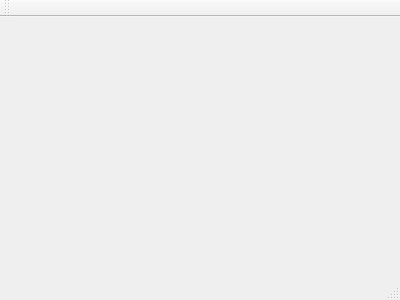
Old version of the form mainwindow.ui in the repository mre11/sprite-editor.
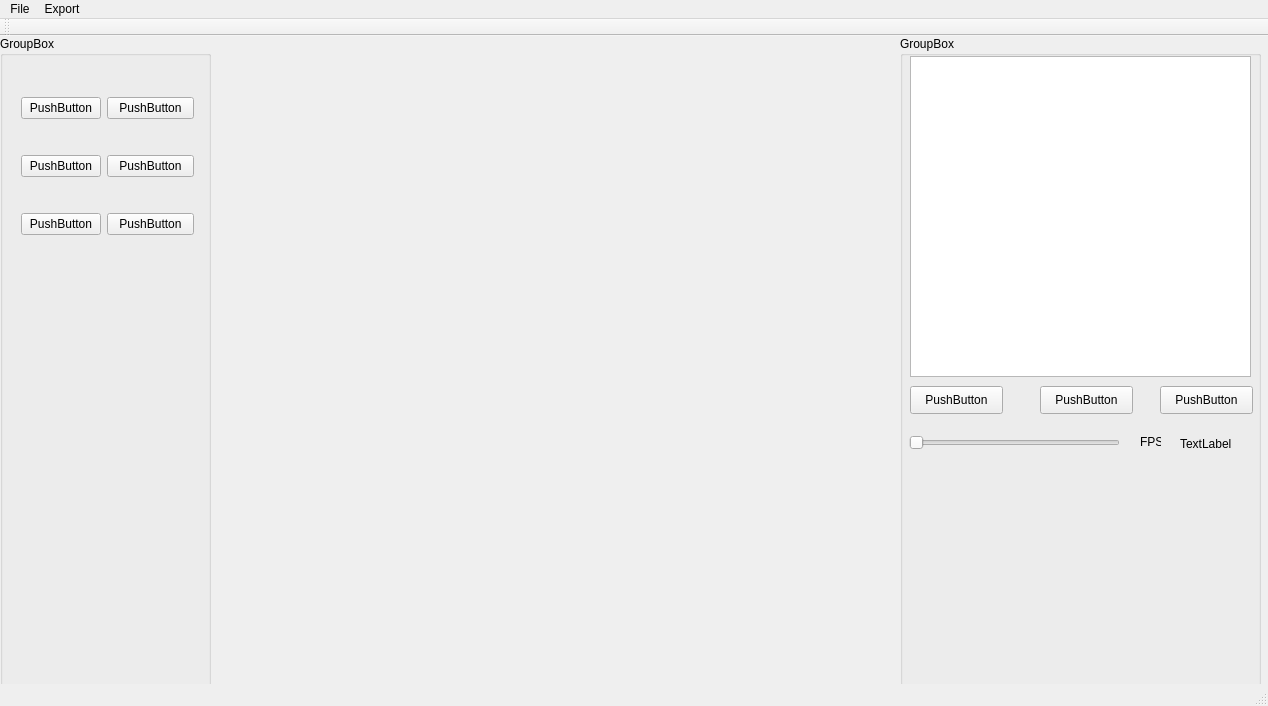
New version of the form.

Commit message: basic gui implementation

The edit to the form file:
```diff
--- a/mainwindow.ui
+++ b/mainwindow.ui
@@ -1,24 +1,250 @@
 <ui version="4.0">
  <class>MainWindow</class>
- <widget class="QMainWindow" name="MainWindow" >
-  <property name="geometry" >
+ <widget class="QMainWindow" name="MainWindow">
+  <property name="geometry">
    <rect>
     <x>0</x>
     <y>0</y>
-    <width>400</width>
-    <height>300</height>
+    <width>1268</width>
+    <height>706</height>
    </rect>
   </property>
   <property name="windowTitle" >
    <string>MainWindow</string>
   </property>
-  <widget class="QMenuBar" name="menuBar" />
-  <widget class="QToolBar" name="mainToolBar" />
-  <widget class="QWidget" name="centralWidget" />
-  <widget class="QStatusBar" name="statusBar" />
+  <widget class="QWidget" name="centralWidget">
+   <widget class="QGroupBox" name="groupBox">
+    <property name="geometry">
+     <rect>
+      <x>0</x>
+      <y>0</y>
+      <width>211</width>
+      <height>661</height>
+     </rect>
+    </property>
+    <property name="title">
+     <string>GroupBox</string>
+    </property>
+    <widget class="QWidget" name="gridLayoutWidget">
+     <property name="geometry">
+      <rect>
+       <x>10</x>
+       <y>20</y>
+       <width>195</width>
+       <height>221</height>
+      </rect>
+     </property>
+     <layout class="QGridLayout" name="gridLayout">
+      <item row="2" column="0">
+       <widget class="QPushButton" name="pushButton_5">
+        <property name="sizePolicy">
+         <sizepolicy hsizetype="Maximum" vsizetype="Maximum">
+          <horstretch>0</horstretch>
+          <verstretch>0</verstretch>
+         </sizepolicy>
+        </property>
+        <property name="text">
+         <string>PushButton</string>
+        </property>
+       </widget>
+      </item>
+      <item row="2" column="1">
+       <widget class="QPushButton" name="pushButton_6">
+        <property name="text">
+         <string>PushButton</string>
+        </property>
+       </widget>
+      </item>
+      <item row="1" column="0">
+       <widget class="QPushButton" name="pushButton_3">
+        <property name="text">
+         <string>PushButton</string>
+        </property>
+       </widget>
+      </item>
+      <item row="0" column="0">
+       <widget class="QPushButton" name="pushButton_2">
+        <property name="text">
+         <string>PushButton</string>
+        </property>
+       </widget>
+      </item>
+      <item row="1" column="1">
+       <widget class="QPushButton" name="pushButton_4">
+        <property name="text">
+         <string>PushButton</string>
+        </property>
+       </widget>
+      </item>
+      <item row="0" column="1">
+       <widget class="QPushButton" name="pushButton">
+        <property name="text">
+         <string>PushButton</string>
+        </property>
+       </widget>
+      </item>
+     </layout>
+    </widget>
+   </widget>
+   <widget class="QGroupBox" name="groupBox_2">
+    <property name="geometry">
+     <rect>
+      <x>900</x>
+      <y>0</y>
+      <width>361</width>
+      <height>651</height>
+     </rect>
+    </property>
+    <property name="title">
+     <string>GroupBox</string>
+    </property>
+    <widget class="QListView" name="listView">
+     <property name="geometry">
+      <rect>
+       <x>10</x>
+       <y>20</y>
+       <width>341</width>
+       <height>321</height>
+      </rect>
+     </property>
+    </widget>
+    <widget class="QPushButton" name="pushButton_7">
+     <property name="geometry">
+      <rect>
+       <x>10</x>
+       <y>350</y>
+       <width>93</width>
+       <height>28</height>
+      </rect>
+     </property>
+     <property name="text">
+      <string>PushButton</string>
+     </property>
+    </widget>
+    <widget class="QPushButton" name="pushButton_8">
+     <property name="geometry">
+      <rect>
+       <x>140</x>
+       <y>350</y>
+       <width>93</width>
+       <height>28</height>
+      </rect>
+     </property>
+     <property name="text">
+      <string>PushButton</string>
+     </property>
+    </widget>
+    <widget class="QPushButton" name="pushButton_9">
+     <property name="geometry">
+      <rect>
+       <x>260</x>
+       <y>350</y>
+       <width>93</width>
+       <height>28</height>
+      </rect>
+     </property>
+     <property name="text">
+      <string>PushButton</string>
+     </property>
+    </widget>
+    <widget class="QSlider" name="horizontalSlider">
+     <property name="geometry">
+      <rect>
+       <x>9</x>
+       <y>391</y>
+       <width>211</width>
+       <height>31</height>
+      </rect>
+     </property>
+     <property name="orientation">
+      <enum>Qt::Horizontal</enum>
+     </property>
+    </widget>
+    <widget class="QLabel" name="label">
+     <property name="geometry">
+      <rect>
+       <x>240</x>
+       <y>390</y>
+       <width>21</width>
+       <height>31</height>
+      </rect>
+     </property>
+     <property name="text">
+      <string>FPS</string>
+     </property>
+    </widget>
+    <widget class="QLabel" name="label_2">
+     <property name="geometry">
+      <rect>
+       <x>280</x>
+       <y>400</y>
+       <width>55</width>
+       <height>16</height>
+      </rect>
+     </property>
+     <property name="text">
+      <string>TextLabel</string>
+     </property>
+    </widget>
+   </widget>
+  </widget>
+  <widget class="QMenuBar" name="menuBar">
+   <property name="geometry">
+    <rect>
+     <x>0</x>
+     <y>0</y>
+     <width>1268</width>
+     <height>26</height>
+    </rect>
+   </property>
+   <widget class="QMenu" name="menuFile">
+    <property name="title">
+     <string>File</string>
+    </property>
+    <addaction name="actionNew"/>
+    <addaction name="actionSave"/>
+    <addaction name="actionSave_As"/>
+    <addaction name="actionExit"/>
+   </widget>
+   <widget class="QMenu" name="menuExport">
+    <property name="title">
+     <string>Export</string>
+    </property>
+   </widget>
+   <addaction name="menuFile"/>
+   <addaction name="menuExport"/>
+  </widget>
+  <widget class="QToolBar" name="mainToolBar">
+   <attribute name="toolBarArea">
+    <enum>TopToolBarArea</enum>
+   </attribute>
+   <attribute name="toolBarBreak">
+    <bool>false</bool>
+   </attribute>
+  </widget>
+  <widget class="QStatusBar" name="statusBar"/>
+  <action name="actionNew">
+   <property name="text">
+    <string>New</string>
+   </property>
+  </action>
+  <action name="actionSave">
+   <property name="text">
+    <string>Save</string>
+   </property>
+  </action>
+  <action name="actionSave_As">
+   <property name="text">
+    <string>Save As</string>
+   </property>
+  </action>
+  <action name="actionExit">
+   <property name="text">
+    <string>Exit</string>
+   </property>
+  </action>
  </widget>
- <layoutDefault spacing="6" margin="11" />
- <pixmapfunction></pixmapfunction>
+ <layoutdefault spacing="6" margin="11"/>
  <resources/>
  <connections/>
 </ui>
```
Left out of the diff: 3 changed lines with no effect on the pictures.
